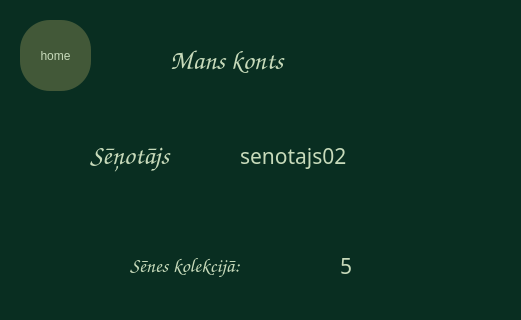
The window that ui/account.ui (tebuu24/Senu-kolekcionars-2025) describes before a commit, drawn with Qt 5; both pictures show x 0 to 521 and y 0 to 320 of the 521 by 850 pixel window.
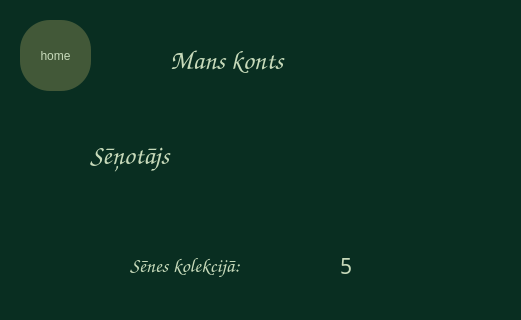
The same window after the commit.

Patch:
```diff
--- a/ui/account.ui
+++ b/ui/account.ui
@@ -631,7 +631,7 @@
      <locale language="Latvian" country="Latvia"/>
     </property>
     <property name="text">
-     <string>senotajs02</string>
+     <string/>
     </property>
     <property name="wordWrap">
      <bool>false</bool>
```
